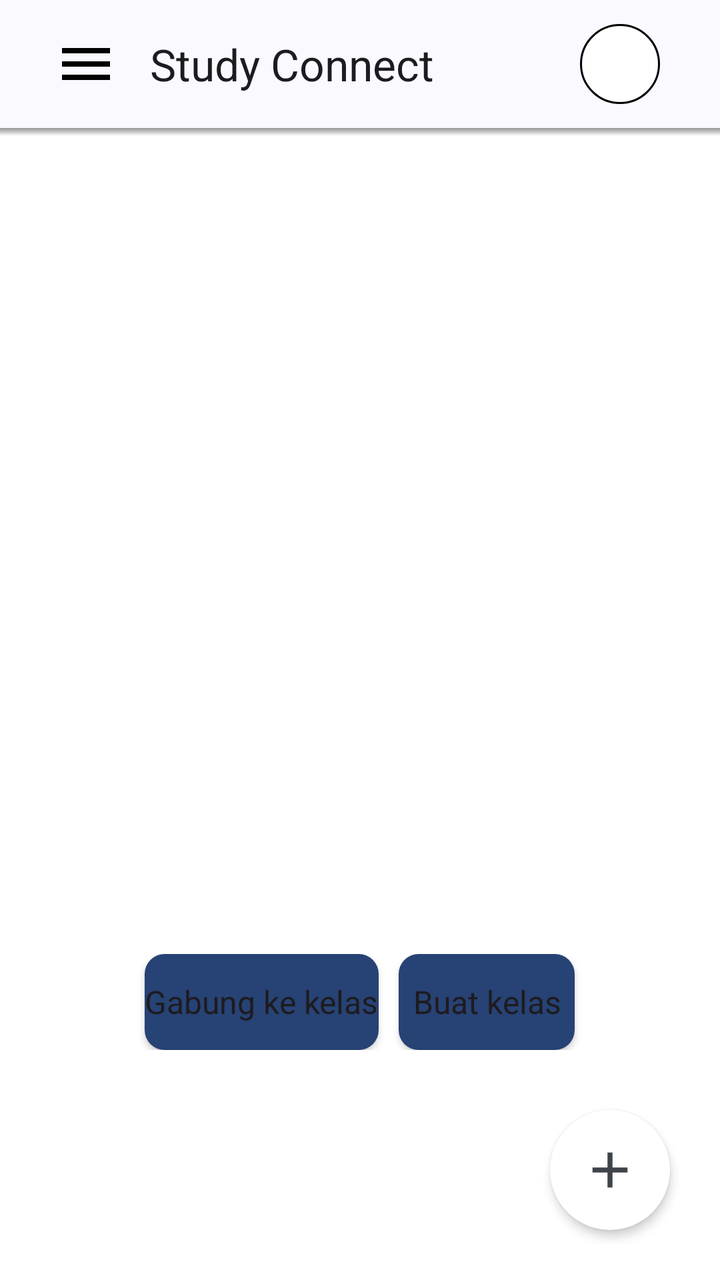
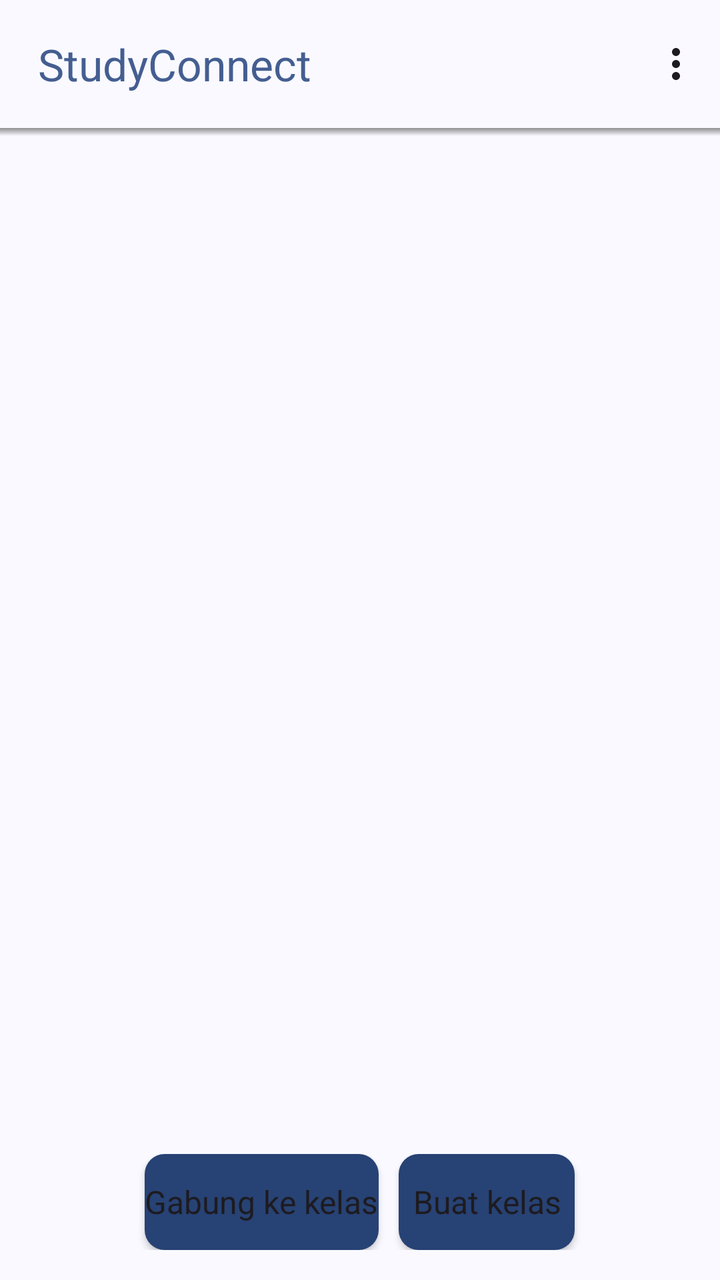

Compare the two renders of this Android layout. The source of the first and the diff that turns it into the second are given below.
<!-- AndroidManifest.xml: application theme Theme.StudyConnect -->
<!-- res/layout/fragment_home.xml -->
<?xml version="1.0" encoding="utf-8"?>
<RelativeLayout xmlns:android="http://schemas.android.com/apk/res/android"
    xmlns:app="http://schemas.android.com/apk/res-auto"
    xmlns:tools="http://schemas.android.com/tools"
    android:id="@+id/main"
    android:layout_width="match_parent"
    android:layout_height="match_parent"
    android:background="#ffffff">

    <androidx.appcompat.widget.Toolbar
        android:id="@+id/toolbar"
        android:layout_width="match_parent"
        android:layout_height="wrap_content"
        android:background="@color/md_theme_background"
        android:paddingStart="15dp"
        android:theme="@style/ThemeOverlay.AppCompat.ActionBar"
        app:navigationIcon="@drawable/ic_menu"
        app:title="Study Connect"
        tools:ignore="RtlSymmetry">

        <ImageView
            android:id="@+id/profile_image"
            android:layout_width="40dp"
            android:layout_height="40dp"
            android:layout_gravity="end"
            android:layout_marginEnd="30dp"
            android:background="@drawable/background_circle"
            android:contentDescription="@string/text_profile" />

    </androidx.appcompat.widget.Toolbar>

    <View
        android:layout_width="match_parent"
        android:layout_height="4dp"
        android:layout_below="@id/toolbar"
        android:background="@drawable/toolbar_shadow" />

    <androidx.core.widget.NestedScrollView
        android:id="@+id/nestedScrollView"
        android:layout_width="match_parent"
        android:layout_height="match_parent"
        android:layout_below="@id/toolbar"
        android:fillViewport="true">

        <RelativeLayout
            android:layout_width="match_parent"
            android:layout_height="match_parent"
            android:padding="15dp">

            <LinearLayout
                android:id="@+id/linearButton"
                android:layout_width="match_parent"
                android:layout_height="wrap_content"
                android:layout_alignParentBottom="true"
                android:layout_marginBottom="100dp"
                android:gravity="center"
                android:orientation="horizontal">

                <Button
                    android:id="@+id/joinClass"
                    android:layout_width="wrap_content"
                    android:layout_height="wrap_content"
                    android:layout_marginEnd="10dp"
                    android:background="@drawable/button"
                    android:paddingTop="-3dp"
                    android:paddingBottom="-3dp"
                    android:text="@string/text_gabung_ke_kelas"
                    android:textAllCaps="false"
                    android:textSize="16sp"
                    tools:ignore="ButtonStyle" />

                <Button
                    android:id="@+id/createClass"
                    android:layout_width="wrap_content"
                    android:layout_height="wrap_content"
                    android:background="@drawable/button"
                    android:paddingTop="-3dp"
                    android:paddingBottom="-3dp"
                    android:text="@string/text_buat_kelas"
                    android:textAllCaps="false"
                    android:textSize="16sp"
                    tools:ignore="ButtonStyle" />
            </LinearLayout>

            <androidx.cardview.widget.CardView
                android:id="@+id/add"
                android:layout_width="60dp"
                android:layout_height="60dp"
                android:layout_alignParentEnd="true"
                android:layout_alignParentBottom="true"
                android:layout_margin="10dp"
                app:cardCornerRadius="100dp"
                app:cardElevation="3dp">

                <ImageView
                    android:layout_width="30dp"
                    android:layout_height="30dp"
                    android:layout_gravity="center"
                    android:contentDescription="@string/text_add"
                    android:src="@drawable/ic_add"
                    app:tint="@color/md_theme_outlineVariant_highContrast" />
            </androidx.cardview.widget.CardView>


        </RelativeLayout>

    </androidx.core.widget.NestedScrollView>

</RelativeLayout>
<!-- resources referenced by this layout -->
<resources>
  <color name="md_theme_background">#F9F9FF</color>
  <color name="md_theme_outlineVariant_highContrast">#3F434A</color>
  <!-- drawable background_circle (drawable) -->
  <?xml version="1.0" encoding="utf-8"?>
  <shape xmlns:android="http://schemas.android.com/apk/res/android"
      android:shape="oval">
      <solid
          android:color="@android:color/white" />
      <stroke
          android:width="1dp"/>
      <size
          android:width="50dp"
          android:height="50dp" />
  </shape>
  <!-- drawable ic_add (drawable) -->
  <vector xmlns:android="http://schemas.android.com/apk/res/android" android:height="24dp" android:tint="#000000" android:viewportHeight="24" android:viewportWidth="24" android:width="24dp">
        
      <path android:fillColor="@android:color/white" android:pathData="M19,13h-6v6h-2v-6H5v-2h6V5h2v6h6v2z"/>
      
  </vector>
  <!-- drawable ic_menu (drawable) -->
  <vector xmlns:android="http://schemas.android.com/apk/res/android"
      android:width="32dp"
      android:height="32dp"
      android:tint="#000000"
      android:viewportWidth="24"
      android:viewportHeight="24">
  
      <path
          android:fillColor="@android:color/white"
          android:pathData="M3,18h18v-2L3,16v2zM3,13h18v-2L3,11v2zM3,6v2h18L21,6L3,6z" />
  
  </vector>
  <string name="text_add">Add</string>
  <string name="text_buat_kelas">Buat kelas</string>
  <string name="text_gabung_ke_kelas">Gabung ke kelas</string>
  <string name="text_profile">Profile</string>
  <color name="md_theme_primary">#445E91</color>
  <color name="md_theme_onPrimary">#FFFFFF</color>
  <color name="md_theme_primaryContainer">#D8E2FF</color>
  <color name="md_theme_onPrimaryContainer">#001A42</color>
  <color name="md_theme_secondary">#226A4C</color>
  <color name="md_theme_onSecondary">#FFFFFF</color>
  <color name="md_theme_secondaryContainer">#AAF2CC</color>
  <color name="md_theme_onSecondaryContainer">#002113</color>
  <color name="md_theme_tertiary">#785A0B</color>
  <color name="md_theme_onTertiary">#FFFFFF</color>
  <color name="md_theme_tertiaryContainer">#FFDF9F</color>
  <color name="md_theme_onTertiaryContainer">#261A00</color>
  <color name="md_theme_error">#904A46</color>
  <color name="md_theme_onError">#FFFFFF</color>
  <color name="md_theme_errorContainer">#FFDAD7</color>
  <color name="md_theme_onErrorContainer">#3B0909</color>
  <color name="md_theme_onBackground">#1A1B20</color>
  <color name="md_theme_surface">#F8F9FF</color>
  <color name="md_theme_onSurface">#191C20</color>
  <color name="md_theme_surfaceVariant">#E0E2EC</color>
  <color name="md_theme_onSurfaceVariant">#43474E</color>
  <color name="md_theme_outline">#74777F</color>
  <color name="md_theme_outlineVariant">#C4C6CF</color>
  <color name="md_theme_inverseSurface">#2E3135</color>
  <color name="md_theme_inverseOnSurface">#EFF0F7</color>
  <color name="md_theme_inversePrimary">#ADC6FF</color>
  <color name="md_theme_primaryFixed">#D8E2FF</color>
  <color name="md_theme_onPrimaryFixed">#001A42</color>
  <color name="md_theme_primaryFixedDim">#ADC6FF</color>
  <color name="md_theme_onPrimaryFixedVariant">#2B4678</color>
  <color name="md_theme_secondaryFixed">#AAF2CC</color>
  <color name="md_theme_onSecondaryFixed">#002113</color>
  <color name="md_theme_secondaryFixedDim">#8ED5B0</color>
  <color name="md_theme_tertiaryFixed">#FFDF9F</color>
  <color name="md_theme_onTertiaryFixed">#261A00</color>
  <color name="md_theme_tertiaryFixedDim">#E9C16C</color>
  <color name="md_theme_onTertiaryFixedVariant">#5C4300</color>
  <color name="md_theme_surfaceDim">#D8DAE0</color>
  <color name="md_theme_surfaceBright">#F8F9FF</color>
  <color name="md_theme_surfaceContainerLowest">#FFFFFF</color>
  <color name="md_theme_surfaceContainerLow">#F2F3FA</color>
  <color name="md_theme_surfaceContainer">#ECEEF4</color>
  <color name="md_theme_surfaceContainerHigh">#E6E8EE</color>
  <color name="md_theme_surfaceContainerHighest">#E1E2E8</color>
  <!-- unchanged entries left out for length: 6 -->
</resources>

<!-- the commit's change to res/layout/fragment_home.xml (unified diff, before → after) -->
@@ -5,7 +5,7 @@
     android:id="@+id/main"
     android:layout_width="match_parent"
     android:layout_height="match_parent"
-    android:background="#ffffff">
+    tools:context=".MainActivity">
 
     <androidx.appcompat.widget.Toolbar
         android:id="@+id/toolbar"
@@ -14,20 +14,10 @@
         android:background="@color/md_theme_background"
         android:paddingStart="15dp"
         android:theme="@style/ThemeOverlay.AppCompat.ActionBar"
-        app:navigationIcon="@drawable/ic_menu"
-        app:title="Study Connect"
-        tools:ignore="RtlSymmetry">
-
-        <ImageView
-            android:id="@+id/profile_image"
-            android:layout_width="40dp"
-            android:layout_height="40dp"
-            android:layout_gravity="end"
-            android:layout_marginEnd="30dp"
-            android:background="@drawable/background_circle"
-            android:contentDescription="@string/text_profile" />
-
-    </androidx.appcompat.widget.Toolbar>
+        app:menu="@menu/home_menu"
+        app:title="@string/app_name"
+        app:titleTextColor="@color/md_theme_primary"
+        tools:ignore="RtlSymmetry" />
 
     <View
         android:layout_width="match_parent"
@@ -35,75 +25,135 @@
         android:layout_below="@id/toolbar"
         android:background="@drawable/toolbar_shadow" />
 
-    <androidx.core.widget.NestedScrollView
-        android:id="@+id/nestedScrollView"
+    <androidx.recyclerview.widget.RecyclerView
+        android:id="@+id/rvKelas"
         android:layout_width="match_parent"
         android:layout_height="match_parent"
+        android:layout_above="@id/linearButton"
         android:layout_below="@id/toolbar"
-        android:fillViewport="true">
+        android:clipToPadding="false"
+        android:paddingStart="15dp"
+        android:paddingTop="15dp"
+        android:paddingEnd="15dp"
+        android:paddingBottom="100dp"
+        tools:listitem="@layout/item_kelas" />
 
-        <RelativeLayout
+    <TextView
+        android:id="@+id/tvKosong"
+        android:layout_width="match_parent"
+        android:layout_height="wrap_content"
+        android:layout_above="@id/linearButton"
+        android:layout_below="@id/toolbar"
+        android:gravity="center"
+        android:padding="32dp"
+        android:text="@string/text_belum_punya_kelas"
+        android:textColor="@color/md_theme_onSurfaceVariant"
+        android:textSize="16sp"
+        android:visibility="gone" />
+
+    <ProgressBar
+        android:id="@+id/progress"
+        android:layout_width="wrap_content"
+        android:layout_height="wrap_content"
+        android:layout_centerInParent="true"
+        android:visibility="gone" />
+
+    <LinearLayout
+        android:id="@+id/linearButton"
+        android:layout_width="match_parent"
+        android:layout_height="wrap_content"
+        android:layout_alignParentBottom="true"
+        android:background="@color/md_theme_background"
+        android:gravity="center"
+        android:orientation="horizontal"
+        android:padding="15dp">
+
+        <Button
+            android:id="@+id/joinClass"
+            android:layout_width="wrap_content"
+            android:layout_height="wrap_content"
+            android:layout_marginEnd="10dp"
+            android:background="@drawable/button"
+            android:text="@string/text_gabung_ke_kelas"
+            android:textAllCaps="false"
+            android:textSize="16sp"
+            tools:ignore="ButtonStyle" />
+
+        <Button
+            android:id="@+id/createClass"
+            android:layout_width="wrap_content"
+            android:layout_height="wrap_content"
+            android:background="@drawable/button"
+            android:text="@string/text_buat_kelas"
+            android:textAllCaps="false"
+            android:textSize="16sp"
+            tools:ignore="ButtonStyle" />
+    </LinearLayout>
+
+</RelativeLayout>
+<!-- res/layout/item_kelas.xml (included above) -->
+<?xml version="1.0" encoding="utf-8"?>
+<com.google.android.material.card.MaterialCardView xmlns:android="http://schemas.android.com/apk/res/android"
+    xmlns:app="http://schemas.android.com/apk/res-auto"
+    android:layout_width="match_parent"
+    android:layout_height="wrap_content"
+    app:cardCornerRadius="15dp"
+    app:cardElevation="4dp"
+    app:strokeColor="@color/black">
+
+    <LinearLayout
+        android:layout_width="match_parent"
+        android:layout_height="wrap_content"
+        android:background="@color/md_theme_onPrimaryFixedVariant"
+        android:orientation="vertical"
+        android:padding="15dp">
+
+        <LinearLayout
             android:layout_width="match_parent"
-            android:layout_height="match_parent"
-            android:padding="15dp">
+            android:layout_height="wrap_content"
+            android:layout_marginBottom="20dp"
+            android:orientation="horizontal">
 
             <LinearLayout
-                android:id="@+id/linearButton"
-                android:layout_width="match_parent"
+                android:layout_width="wrap_content"
                 android:layout_height="wrap_content"
-                android:layout_alignParentBottom="true"
-                android:layout_marginBottom="100dp"
-                android:gravity="center"
-                android:orientation="horizontal">
+                android:layout_weight="1"
+                android:orientation="vertical">
 
-                <Button
-                    android:id="@+id/joinClass"
+                <TextView
+                    android:id="@+id/namaKelas"
+                    style="@style/TextSemiBold"
                     android:layout_width="wrap_content"
                     android:layout_height="wrap_content"
-                    android:layout_marginEnd="10dp"
-                    android:background="@drawable/button"
-                    android:paddingTop="-3dp"
-                    android:paddingBottom="-3dp"
-                    android:text="@string/text_gabung_ke_kelas"
-                    android:textAllCaps="false"
-                    android:textSize="16sp"
-                    tools:ignore="ButtonStyle" />
+                    android:text="Nama Kelas"
+                    android:textColor="@color/white"
+                    android:textSize="18dp" />
 
-                <Button
-                    android:id="@+id/createClass"
+                <TextView
+                    android:id="@+id/namaRuang"
+                    style="@style/TextSemiBold"
                     android:layout_width="wrap_content"
                     android:layout_height="wrap_content"
-                    android:background="@drawable/button"
-                    android:paddingTop="-3dp"
-                    android:paddingBottom="-3dp"
-                    android:text="@string/text_buat_kelas"
-                    android:textAllCaps="false"
-                    android:textSize="16sp"
-                    tools:ignore="ButtonStyle" />
+                    android:text="Lagi"
+                    android:textColor="@color/white"
+                    android:textSize="12dp" />
             </LinearLayout>
 
-            <androidx.cardview.widget.CardView
-                android:id="@+id/add"
-                android:layout_width="60dp"
-                android:layout_height="60dp"
-                android:layout_alignParentEnd="true"
-                android:layout_alignParentBottom="true"
-                android:layout_margin="10dp"
-                app:cardCornerRadius="100dp"
-                app:cardElevation="3dp">
+            <ImageView
+                android:id="@+id/more"
+                android:layout_width="30dp"
+                android:layout_height="30dp"
+                android:layout_weight="0"
+                android:src="@drawable/ic_more" />
+        </LinearLayout>
 
-                <ImageView
-                    android:layout_width="30dp"
-                    android:layout_height="30dp"
-                    android:layout_gravity="center"
-                    android:contentDescription="@string/text_add"
-                    android:src="@drawable/ic_add"
-                    app:tint="@color/md_theme_outlineVariant_highContrast" />
-            </androidx.cardview.widget.CardView>
+        <TextView
+            android:id="@+id/namaGuru"
+            android:layout_width="wrap_content"
+            android:layout_height="wrap_content"
+            android:text="Nama Guru"
+            android:textColor="@color/white"
+            android:textSize="12dp" />
+    </LinearLayout>
 
-
-        </RelativeLayout>
-
-    </androidx.core.widget.NestedScrollView>
-
-</RelativeLayout>
+</com.google.android.material.card.MaterialCardView>
<!-- resource entries referenced after the edit -->
@@ -1,43 +1,44 @@
 <!-- resources referenced by this layout -->
 <resources>
+  <color name="black">#FF000000</color>
   <color name="md_theme_background">#F9F9FF</color>
-  <color name="md_theme_outlineVariant_highContrast">#3F434A</color>
-  <!-- drawable background_circle (drawable) -->
-  <?xml version="1.0" encoding="utf-8"?>
-  <shape xmlns:android="http://schemas.android.com/apk/res/android"
-      android:shape="oval">
-      <solid
-          android:color="@android:color/white" />
-      <stroke
-          android:width="1dp"/>
-      <size
-          android:width="50dp"
-          android:height="50dp" />
-  </shape>
-  <!-- drawable ic_add (drawable) -->
-  <vector xmlns:android="http://schemas.android.com/apk/res/android" android:height="24dp" android:tint="#000000" android:viewportHeight="24" android:viewportWidth="24" android:width="24dp">
-        
-      <path android:fillColor="@android:color/white" android:pathData="M19,13h-6v6h-2v-6H5v-2h6V5h2v6h6v2z"/>
-      
-  </vector>
-  <!-- drawable ic_menu (drawable) -->
+  <string name="text_buat_kelas">Buat kelas</string>
+  <string name="text_gabung_ke_kelas">Gabung ke kelas</string>
+  <style name="TextSemiBold">
+          <item name="fontFamily">@font/poppins_semi_bold</item>
+      </style>
+  <color name="md_theme_primary">#445E91</color>
+  <color name="white">#FFFFFFFF</color>
+  <!-- drawable ic_more (drawable) -->
   <vector xmlns:android="http://schemas.android.com/apk/res/android"
-      android:width="32dp"
-      android:height="32dp"
-      android:tint="#000000"
+      android:width="24dp"
+      android:height="24dp"
       android:viewportWidth="24"
       android:viewportHeight="24">
-  
-      <path
-          android:fillColor="@android:color/white"
-          android:pathData="M3,18h18v-2L3,16v2zM3,13h18v-2L3,11v2zM3,6v2h18L21,6L3,6z" />
-  
+    <path
+        android:pathData="M12,12m-1,0a1,1 0,1 0,2 0a1,1 0,1 0,-2 0"
+        android:strokeLineJoin="round"
+        android:strokeWidth="2"
+        android:fillColor="#00000000"
+        android:strokeColor="@color/white"
+        android:strokeLineCap="round"/>
+    <path
+        android:pathData="M12,19m-1,0a1,1 0,1 0,2 0a1,1 0,1 0,-2 0"
+        android:strokeLineJoin="round"
+        android:strokeWidth="2"
+        android:fillColor="#00000000"
+        android:strokeColor="@color/white"
+        android:strokeLineCap="round"/>
+    <path
+        android:pathData="M12,5m-1,0a1,1 0,1 0,2 0a1,1 0,1 0,-2 0"
+        android:strokeLineJoin="round"
+        android:strokeWidth="2"
+        android:fillColor="#00000000"
+        android:strokeColor="@color/white"
+        android:strokeLineCap="round"/>
   </vector>
-  <string name="text_add">Add</string>
-  <string name="text_buat_kelas">Buat kelas</string>
-  <string name="text_gabung_ke_kelas">Gabung ke kelas</string>
-  <string name="text_profile">Profile</string>
-  <color name="md_theme_primary">#445E91</color>
+  <string name="app_name">StudyConnect</string>
+  <string name="text_belum_punya_kelas">Belum ada kelas. Gabung atau buat kelas dulu.</string>
   <color name="md_theme_onPrimary">#FFFFFF</color>
   <color name="md_theme_primaryContainer">#D8E2FF</color>
   <color name="md_theme_onPrimaryContainer">#001A42</color>
